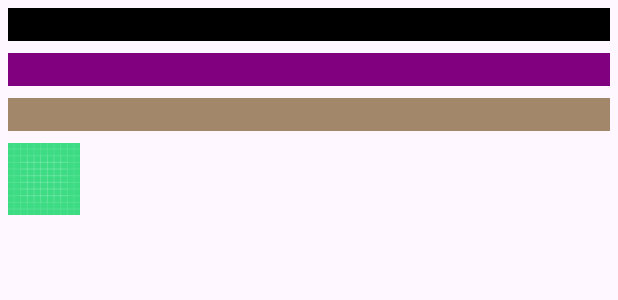
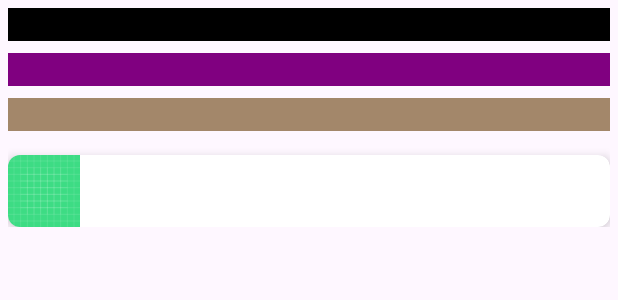
Before and after one commit to Priya-DharshiniS/Mobile-Application---FinWise, an Android app: the layout item_expense.xml on its own in the app's theme, with its tools: preview values and no code run, on a phone screen of 412 x 824 dp. Shown: the top 300 px of the screen. Run offline under Robolectric (Android 15) with nearby library versions, the phone set to English and light mode, and no system bars.

Commit message:
working s/w

```diff
--- a/app/src/main/java/com/example/finwise_app/Navigation.kt
+++ b/app/src/main/java/com/example/finwise_app/Navigation.kt
@@ -61,4 +61,5 @@ class Navigation : AppCompatActivity() {
             .replace(R.id.fragment_container, fragment)
             .commit()
     }
+
 }
--- a/app/src/main/res/layout/activity_expense_log.xml
+++ b/app/src/main/res/layout/activity_expense_log.xml
@@ -155,4 +155,6 @@
                 android:backgroundTint="@color/royalpurple" />
         </LinearLayout>
     </androidx.cardview.widget.CardView>
+
+
 </RelativeLayout>
--- a/app/src/main/res/layout/activity_main3.xml
+++ b/app/src/main/res/layout/activity_main3.xml
@@ -15,4 +15,6 @@
         android:clipToPadding="false"
         android:scrollbars="vertical" />
 
+
+
 </RelativeLayout>
--- a/app/src/main/res/layout/activity_reminder_log.xml
+++ b/app/src/main/res/layout/activity_reminder_log.xml
@@ -87,4 +87,6 @@
 
         </RelativeLayout>
     </androidx.cardview.widget.CardView>
+
+
 </RelativeLayout>
--- a/app/src/main/res/layout/activity_set_reminder.xml
+++ b/app/src/main/res/layout/activity_set_reminder.xml
@@ -139,4 +139,6 @@
         </LinearLayout>
 
     </androidx.cardview.widget.CardView>
+
+
 </RelativeLayout>
--- a/app/src/main/res/layout/item_expense.xml
+++ b/app/src/main/res/layout/item_expense.xml
@@ -64,12 +64,22 @@
         </RelativeLayout>
 
 
+        <androidx.cardview.widget.CardView
+            android:id="@+id/cardView"
+            android:layout_width="match_parent"
+            android:layout_height="wrap_content"
+            android:layout_below="@id/dateContainer"
+            android:layout_marginTop="8dp"
+            app:cardCornerRadius="8dp"
+            app:cardElevation="4dp">
+
                 <LinearLayout
                     android:id="@+id/rowContainer"
                     android:layout_width="match_parent"
                     android:layout_height="wrap_content"
-            android:layout_below="@id/dateContainer"
-            android:orientation="horizontal">
+                    android:orientation="horizontal"
+                    android:clickable="true"
+                    android:onClick="onDeleteClicked">
 
                         <!-- Icon -->
                         <ImageView
@@ -104,6 +114,7 @@
                             android:textSize="16sp"
                             android:gravity="end" />
                 </LinearLayout>
+        </androidx.cardview.widget.CardView>
 
         <View
             android:id="@+id/separatorView"
@@ -111,7 +122,6 @@
             android:layout_height="1dp"
             android:background="#800080"
             android:visibility="gone"
-            android:layout_below="@id/rowContainer" />
-
+            android:layout_below="@id/cardView" />
 
 </RelativeLayout>
```
Also changed, not shown: app/src/main/java/com/example/finwise_app/ExpenseActivity.kt (+15 -4 lines), app/src/main/java/com/example/finwise_app/expense_log.kt (+77 -107 lines). Lines whose indentation alone changed are shown as unchanged.
